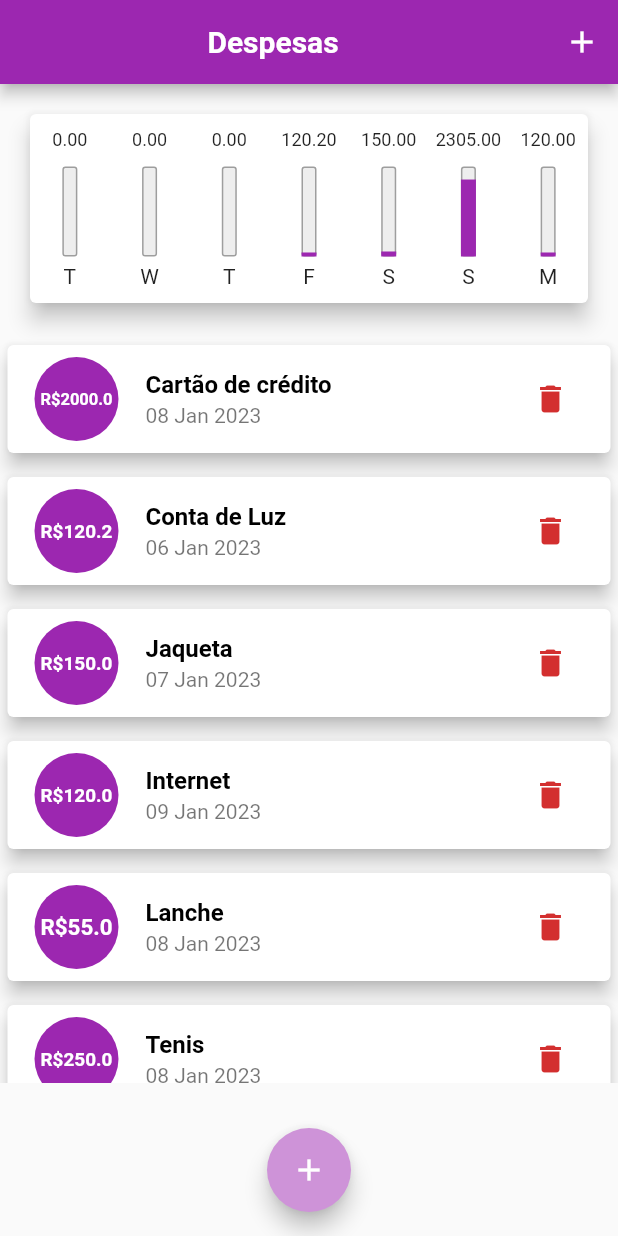
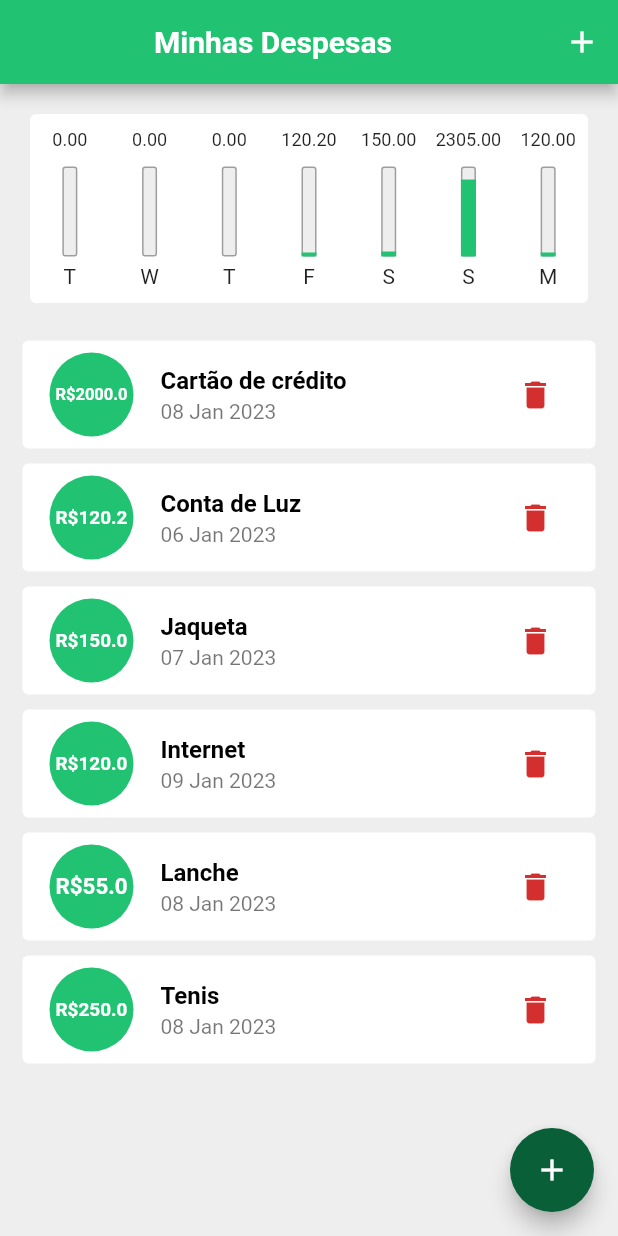
Before and after one commit to leiarafaela/expenses, a Flutter app: the screen it shows after launch, on a phone screen of 412 x 824 dp. Run offline on Flutter 3.47's test engine with Material 2 defaults, Android fonts, the phone set to English and light mode, and no system bars; Roboto replaces fonts that are missing (OpenSans).

Commit message:
Small improvements

```diff
--- a/lib/components/chart.dart
+++ b/lib/components/chart.dart
@@ -1,7 +1,8 @@
-import 'package:expenses/components/chart_bar.dart';
-import 'package:expenses/models/Transaction.dart';
 import 'package:flutter/material.dart';
 import 'package:intl/intl.dart';
+
+import '../components/chart_bar.dart';
+import '../models/transaction.dart';
 
 class Chart extends StatelessWidget {
   const Chart({
@@ -48,7 +49,7 @@ class Chart extends StatelessWidget {
   @override
   Widget build(BuildContext context) {
     return Card(
-      elevation: 6,
+      elevation: 0,
       margin: const EdgeInsets.all(20),
       child: Padding(
         padding: const EdgeInsets.only(top: 10.0, bottom: 10),
--- a/lib/components/transaction_list.dart
+++ b/lib/components/transaction_list.dart
@@ -1,7 +1,7 @@
 import 'package:flutter/material.dart';
 import 'package:intl/intl.dart';
 
-import '../models/Transaction.dart';
+import '../models/transaction.dart';
 
 class TransactionList extends StatelessWidget {
   const TransactionList({
@@ -38,11 +38,9 @@ class TransactionList extends StatelessWidget {
               itemBuilder: (context, index) {
                 final tr = transactions[index];
                 return Card(
-                  elevation: 5,
-                  margin: const EdgeInsets.symmetric(
-                    vertical: 8,
-                    horizontal: 5,
-                  ),
+                  elevation: 0,
+                  margin:
+                      const EdgeInsets.symmetric(horizontal: 15, vertical: 5),
                   child: ListTile(
                       leading: CircleAvatar(
                         backgroundColor: Theme.of(context).colorScheme.primary,
--- a/lib/main.dart
+++ b/lib/main.dart
@@ -1,10 +1,10 @@
-import 'package:expenses/components/chart.dart';
 import 'package:flutter/material.dart';
 import 'dart:math';
 
+import '/components/chart.dart';
 import 'components/transaction_form.dart';
 import 'components/transaction_list.dart';
-import 'models/Transaction.dart';
+import 'models/transaction.dart';
 
 void main() {
   runApp(const ExpensesApp());
@@ -22,8 +22,8 @@ class ExpensesApp extends StatelessWidget {
       home: HomePage(),
       theme: theme.copyWith(
         colorScheme: theme.colorScheme.copyWith(
-          primary: Colors.purple,
-          secondary: Colors.purple[200],
+          primary: Color.fromARGB(255, 33, 194, 113),
+          secondary: Color.fromARGB(255, 9, 95, 55),
         ),
         textTheme: theme.textTheme.copyWith(
           headline1: const TextStyle(
@@ -37,6 +37,8 @@ class ExpensesApp extends StatelessWidget {
             color: Colors.black,
           ),
         ),
+        scaffoldBackgroundColor: Colors.grey[200],
+        //cardColor: Colors.grey[200],
         appBarTheme: const AppBarTheme(
           titleTextStyle: TextStyle(
             fontFamily: 'OpenSans',
@@ -50,7 +52,7 @@ class ExpensesApp extends StatelessWidget {
 }
 
 class HomePage extends StatefulWidget {
-  HomePage({super.key});
+  const HomePage({super.key});
 
   @override
   State<HomePage> createState() => _HomePageState();
@@ -142,7 +144,7 @@ class _HomePageState extends State<HomePage> {
   Widget build(BuildContext context) {
     return Scaffold(
       appBar: AppBar(
-        title: const Center(child: Text('Despesas')),
+        title: const Center(child: Text('Minhas Despesas')),
         actions: [
           IconButton(
             onPressed: () => _openTransactionFormModal(context),
@@ -166,7 +168,7 @@ class _HomePageState extends State<HomePage> {
         child: const Icon(Icons.add),
         onPressed: () => _openTransactionFormModal(context),
       ),
-      floatingActionButtonLocation: FloatingActionButtonLocation.centerFloat,
+      //floatingActionButtonLocation: FloatingActionButtonLocation.centerFloat,
     );
   }
 }
```
Also changed, not shown: lib/models/Transaction.dart (line endings or trailing spaces).
